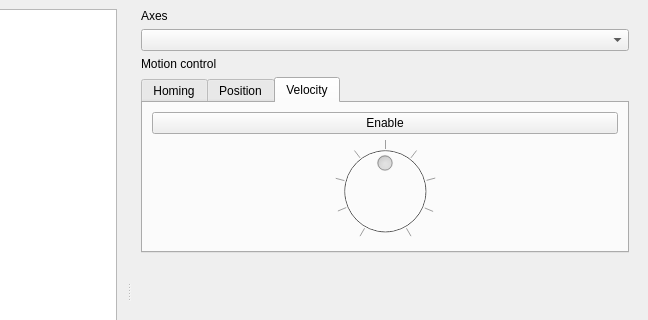
Above: examples/scope/resources/ui/scopewindow.ui from ingeniamc/ingenialink-python before the change; both pictures show x 261 to 909 and y 0 to 320 of the 909 by 604 pixel window. Below: the same form after it.
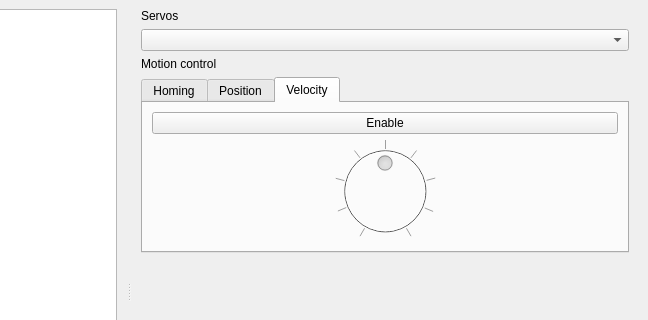
That is the form after the change. Custom widgets are drawn as their Qt base class.

Commit message: servo: rename axis to servo

What changed in the file:
```diff
--- a/examples/scope/resources/ui/scopewindow.ui
+++ b/examples/scope/resources/ui/scopewindow.ui
@@ -60,7 +60,7 @@
         <item>
          <widget class="QLabel" name="lblAxes">
           <property name="text">
-           <string>Axes</string>
+           <string>Servos</string>
           </property>
          </widget>
         </item>
```
Left out of the diff: 4 changed lines with no effect on the pictures. The commit also changes 11 other files.
